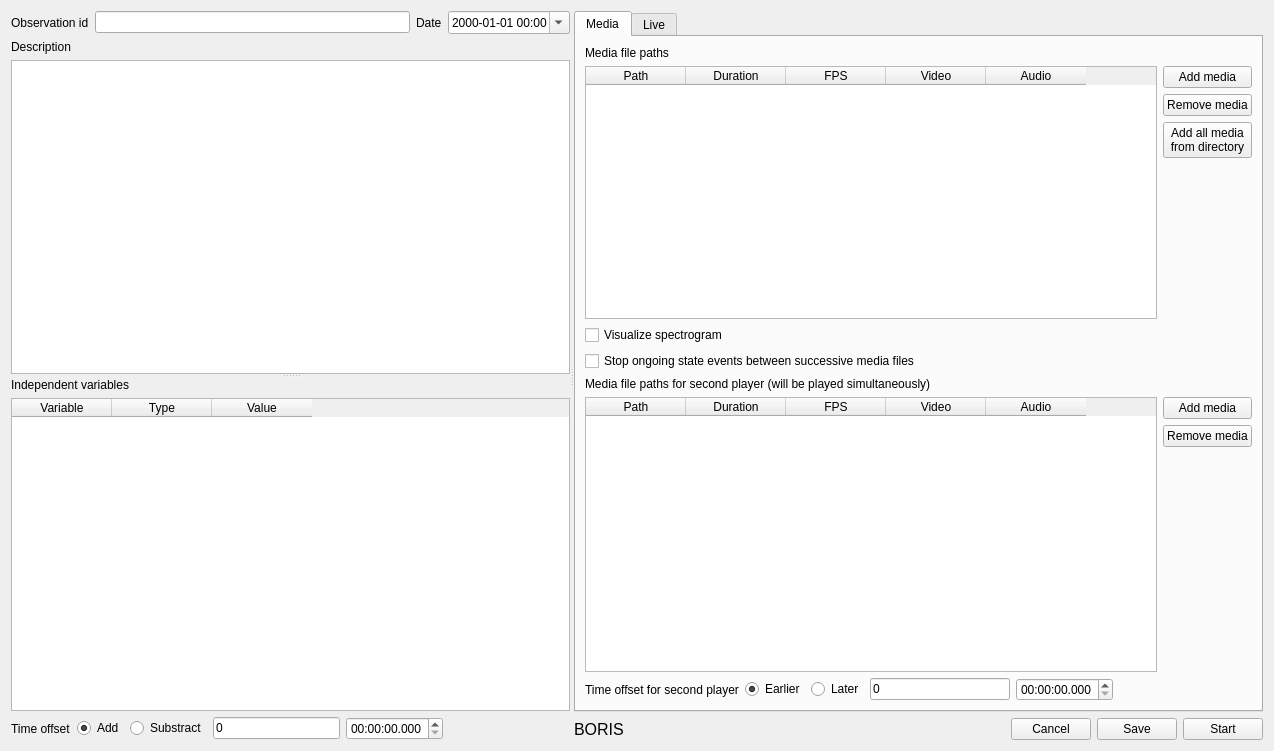
Qt form observation.ui (olivierfriard/BORIS) before a commit.
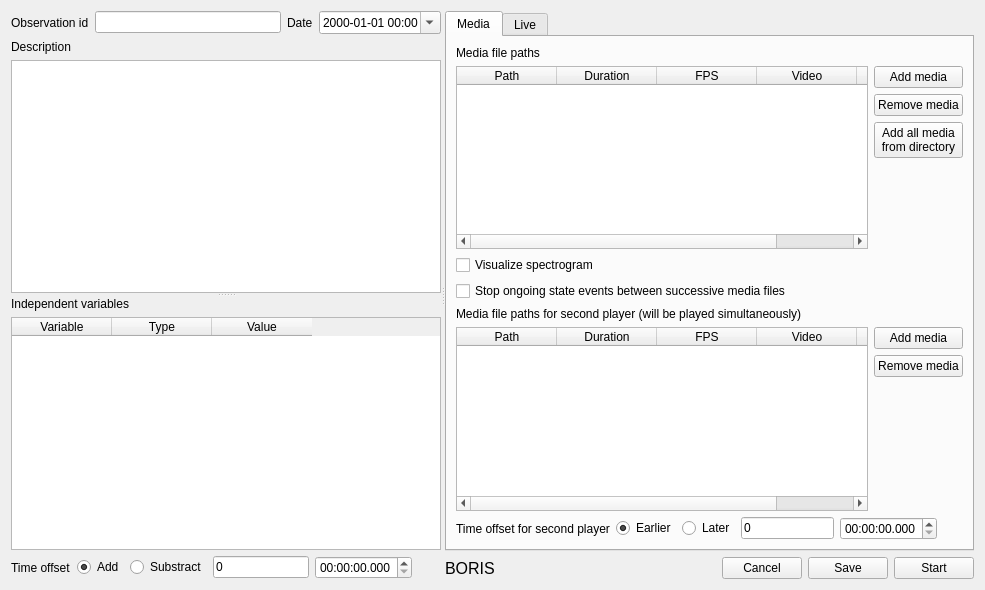
The same form after that commit.

Commit message: change default geometry of observaion window

The edit to the form file:
```diff
--- a/observation.ui
+++ b/observation.ui
@@ -6,8 +6,8 @@
    <rect>
     <x>0</x>
     <y>0</y>
-    <width>1274</width>
-    <height>751</height>
+    <width>985</width>
+    <height>590</height>
    </rect>
   </property>
   <property name="windowTitle">
@@ -19,7 +19,7 @@
      <property name="orientation">
       <enum>Qt::Horizontal</enum>
      </property>
-     <widget class="QWidget" name="">
+     <widget class="QWidget" name="layoutWidget">
       <layout class="QVBoxLayout" name="verticalLayout_12">
        <item>
         <layout class="QHBoxLayout" name="horizontalLayout_2">
@@ -57,7 +57,7 @@
          <property name="orientation">
           <enum>Qt::Vertical</enum>
          </property>
-         <widget class="QWidget" name="">
+         <widget class="QWidget" name="layoutWidget">
           <layout class="QVBoxLayout" name="verticalLayout_2" stretch="0,0">
            <item>
             <widget class="QLabel" name="label_9">
@@ -96,7 +96,7 @@
            </item>
           </layout>
          </widget>
-         <widget class="QWidget" name="">
+         <widget class="QWidget" name="layoutWidget">
           <layout class="QVBoxLayout" name="verticalLayout_11" stretch="0,0">
            <item>
             <widget class="QLabel" name="label_3">
@@ -185,7 +185,7 @@
        </item>
       </layout>
      </widget>
-     <widget class="QWidget" name="">
+     <widget class="QWidget" name="layoutWidget">
       <layout class="QVBoxLayout" name="verticalLayout_9">
        <item>
         <widget class="QTabWidget" name="tabProjectType">
```
The commit also changes 1 other file.
